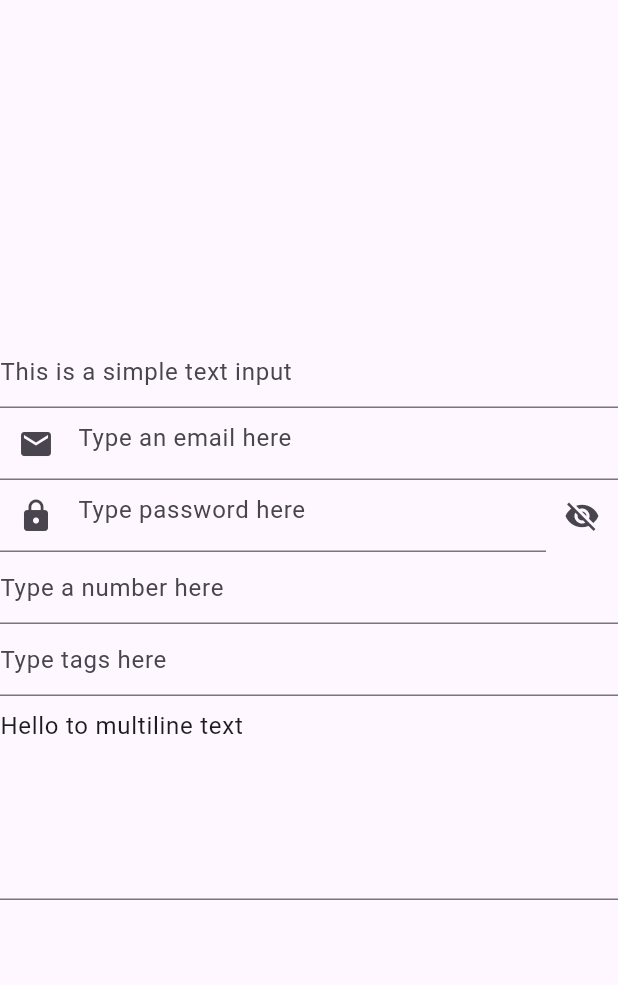
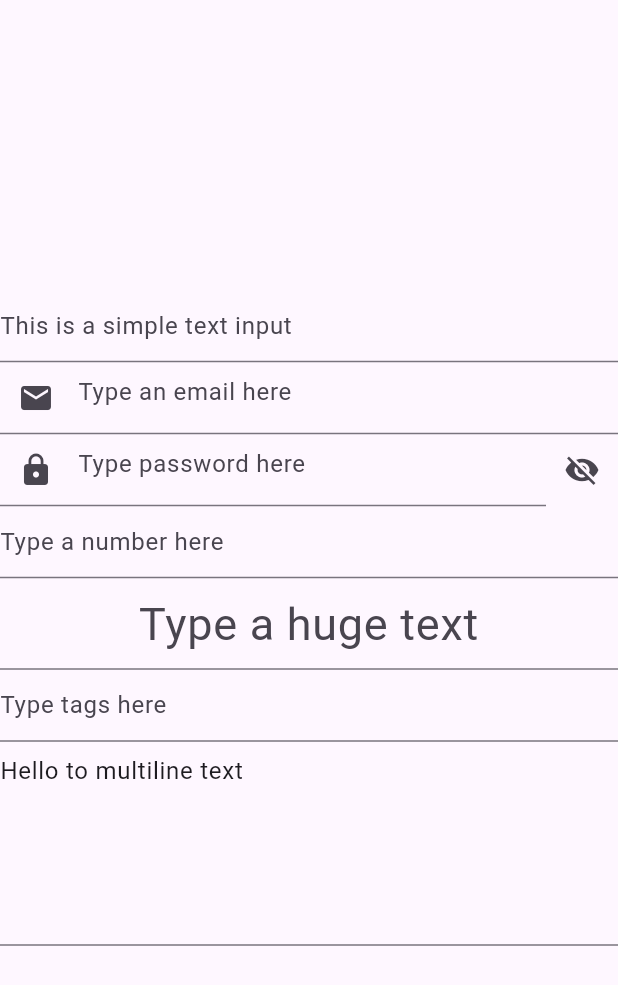
Before and after one commit to fsoft72/liwe3_flutter, a Flutter app: what inputsScreen() shows on an empty page, opened directly, on a phone screen of 412 x 824 dp. Shown: the top 985 px of the screen. Run offline on Flutter 3.47's test engine with Material 3 defaults, Android fonts, the phone set to English and light mode, and no system bars; our stand-ins replace get.

Commit message:
Update InputText component with new props and styles

```diff
--- a/lib/demo/input.dart
+++ b/lib/demo/input.dart
@@ -26,6 +26,13 @@ Widget inputsScreen() {
             type: InputType.password,
           ),
           InputText(value: "", obscureText: false, placeholder: "Type a number here", type: InputType.number),
+          InputText(
+            value: "",
+            obscureText: false,
+            placeholder: "Type a huge text",
+            fontSize: 30,
+            textAlign: TextAlign.center,
+          ),
           TagInput(
             placeholder: "Type tags here",
           ),
```
